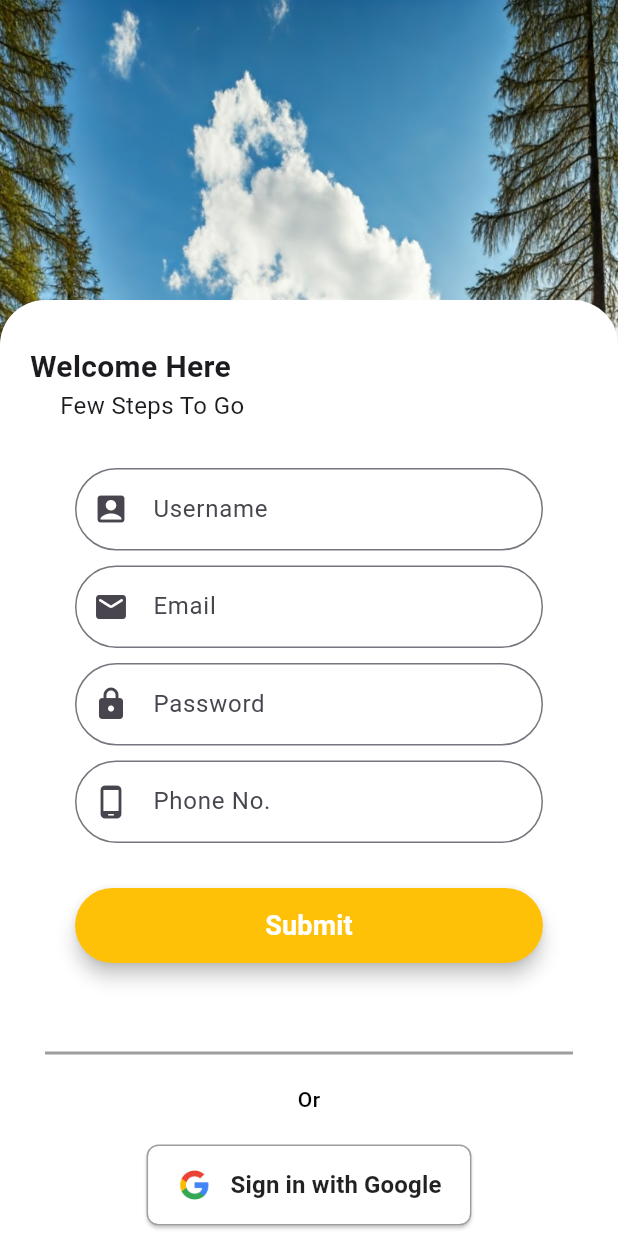
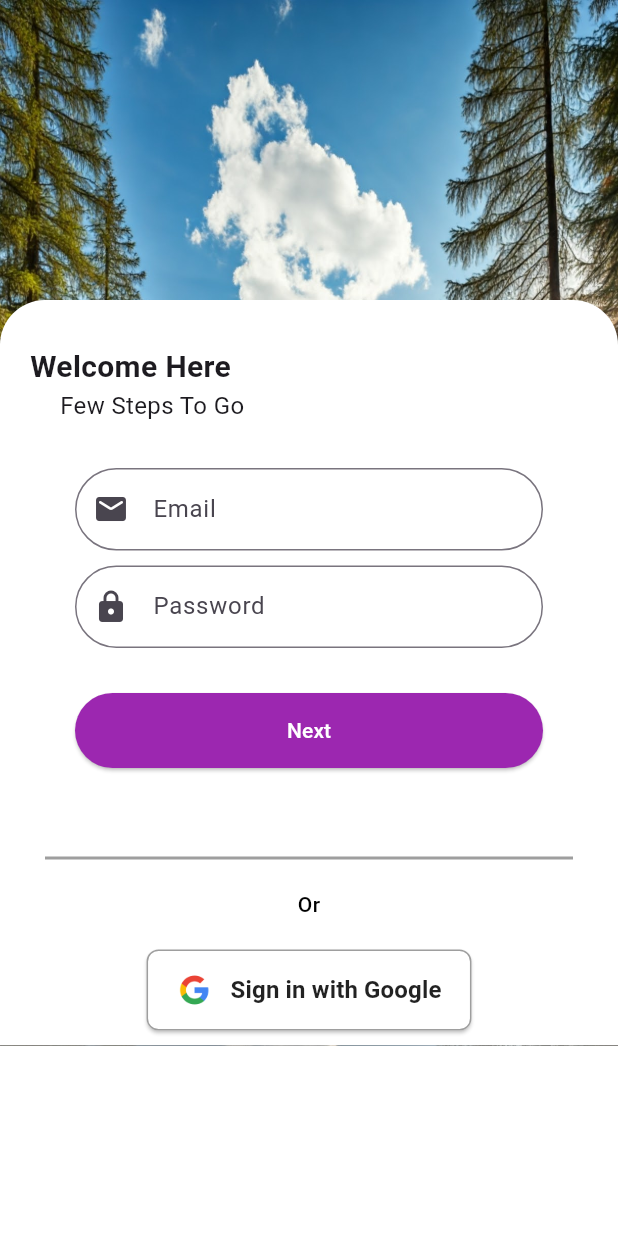
Before and after one commit to JEDIWONG/Flutter-Mobile-App-HealthMatrix, a Flutter app: the Registration screen opened by its route, on a phone screen of 412 x 824 dp. Run offline on Flutter 3.47's test engine with Material 3 defaults, Android fonts, the phone set to English and light mode, and no system bars; our stand-ins replace percent_indicator, smooth_page_indicator.

Commit message:
add new features

```diff
--- a/analysis_options.yaml
+++ b/analysis_options.yaml
@@ -7,6 +7,9 @@
 
 # The following line activates a set of recommended lints for Flutter apps,
 # packages, and plugins designed to encourage good coding practices.
+analyzer:
+  errors:
+    unused_field: ignore
 include: package:flutter_lints/flutter.yaml
 
 linter:
--- a/lib/screen/registration.dart
+++ b/lib/screen/registration.dart
@@ -1,11 +1,50 @@
 import 'package:flutter/material.dart';
 import 'package:health_matrix/component/alt_login.dart';
-import 'package:health_matrix/component/custom_button.dart';
 import 'package:health_matrix/component/text_tittle.dart';
 import 'package:health_matrix/screen/first_time_setup.dart';
 
-class Registration extends StatelessWidget {
+class Registration extends StatefulWidget {
   const Registration({super.key});
+
+  @override
+  State<Registration> createState() => _RegistrationState();
+}
+
+class _RegistrationState extends State<Registration> {
+  int _currentStepIndex = 0;
+
+  // This stores the user's input
+  String _username = '';
+  String _phoneNo = '';
+  String _email = '';
+  String _password = '';
+
+  // List of steps for the form
+  final List<Map<String, Object>> _steps = [
+    {
+      'stepTitle': 'Username and Phone No.',
+      'inputFields': 'Username and Phone No.',
+    },
+    {
+      'stepTitle': 'Email and Password',
+      'inputFields': 'Email and Password',
+    },
+    {
+      'stepTitle': 'Complete Registration',
+      'inputFields': 'Submit Form',
+    },
+  ];
+
+  void _nextStep() {
+    if (_currentStepIndex < _steps.length - 1) {
+      setState(() {
+        _currentStepIndex++;
+      });
+    } else {
+      // Move to FirstTimeSetup after the last step
+      Navigator.push(context, MaterialPageRoute(builder: (context) => const FirstTimeSetup()));
+    }
+  }
 
   @override
   Widget build(BuildContext context) {
@@ -27,7 +66,7 @@ class Registration extends StatelessWidget {
               borderRadius: BorderRadius.vertical(top: Radius.circular(30)),
             ),
             child: Column(
-              crossAxisAlignment: CrossAxisAlignment.start, // Align text left
+              crossAxisAlignment: CrossAxisAlignment.start,
               children: [
                 const TextTittleLeft(
                   title: "Welcome Here",
@@ -38,35 +77,46 @@ class Registration extends StatelessWidget {
                   margin: const EdgeInsets.symmetric(vertical: 30, horizontal: 50),
                   child: Column(
                     children: [
-                      _buildRoundedTextFormField(
-                        icon: Icons.account_box_rounded,
-                        labelText: "Username",
-                      ),
-                      const SizedBox(height: 10),
+                      if (_currentStepIndex == 0) ...[
+
                          _buildRoundedTextFormField(
                           icon: Icons.mail_rounded,
                           labelText: "Email",
+                          onSaved: (value) {
+                            _email = value ?? '';
+                          },
                         ),
                         const SizedBox(height: 10),
                         _buildRoundedTextFormField(
                           icon: Icons.lock_rounded,
                           labelText: "Password",
                           obscureText: true,
+                          onSaved: (value) {
+                            _password = value ?? '';
+                          },
+                        ),
+                      ],
+                      if (_currentStepIndex == 1) ...[
+
+                        _buildRoundedTextFormField(
+                          icon: Icons.account_box_rounded,
+                          labelText: "Username",
+                          onSaved: (value) {
+                            _username = value ?? '';
+                          },
                         ),
                         const SizedBox(height: 10),
                         _buildRoundedTextFormField(
                           icon: Icons.phone_android_rounded,
                           labelText: "Phone No.",
+                          onSaved: (value) {
+                            _phoneNo = value ?? '';
+                          },
                         ),
-                      const Padding(
-                        padding: EdgeInsets.fromLTRB(0, 30, 0, 0),
-                        child: RoundButton(
-                          title: "Submit",
-                          onPressed: FirstTimeSetup(),
-                          bgColor: Colors.amber,
-                          frColor: Colors.white,
-                        ),
-                      ),
+
+                      ],
+                      const SizedBox(height: 30),
+                      _buildSubmitOrNextButton(),
                     ],
                   ),
                 ),
@@ -79,15 +129,40 @@ class Registration extends StatelessWidget {
     );
   }
 
-  // Reusable method for rounded TextFormFields
+  // Button to move to the next step or submit
+  Widget _buildSubmitOrNextButton() {
+    return ElevatedButton(
+      onPressed: () {
+        if (_currentStepIndex < _steps.length - 2) {
+          _nextStep();
+        } else {
+          // When all steps are complete, move to the first time setup
+          Navigator.push(
+              context, MaterialPageRoute(builder: (context) => const FirstTimeSetup()));
+        }
+      },
+      style: ElevatedButton.styleFrom(
+        backgroundColor: _currentStepIndex < _steps.length - 2 ? Colors.purple : Colors.green,
+        foregroundColor: Colors.white,
+        fixedSize: Size(MediaQuery.sizeOf(context).width, 50)
+      ),
+      child: Text(
+        _currentStepIndex < _steps.length - 2 ? "Next" : "Submit",
+      ),
+    );
+  }
+
+  // Reusable method for rounded TextFormFields with onSaved callback
   Widget _buildRoundedTextFormField({
     required IconData icon,
     required String labelText,
+    required void Function(String?) onSaved,
     bool obscureText = false,
   }) {
     return SizedBox(
       height: 55,
       child: TextFormField(
+        onChanged: onSaved, // Save the input value
         obscureText: obscureText, // For password fields
         decoration: InputDecoration(
           prefixIcon: Icon(icon),
```
Also changed, not shown: lib/component/percent_indicator.dart (+49 -1 lines), lib/component/steps_bar.dart (added, +42 -0 lines), lib/screen/first_time_setup.dart (+111 -68 lines). Lines whose indentation alone changed are shown as unchanged.
